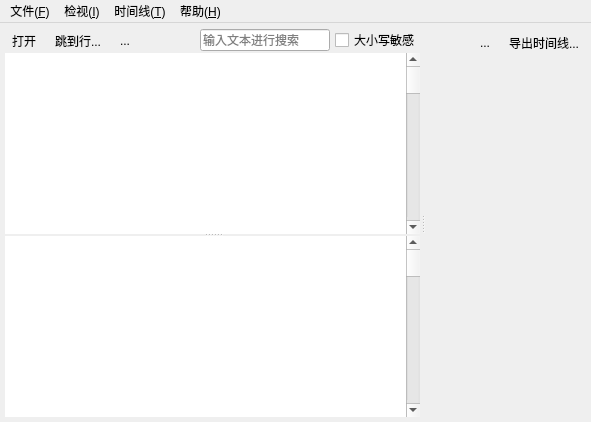
Above: src/mainwindow.ui from compilelife/loginsight before the change. Below: the same form after it.
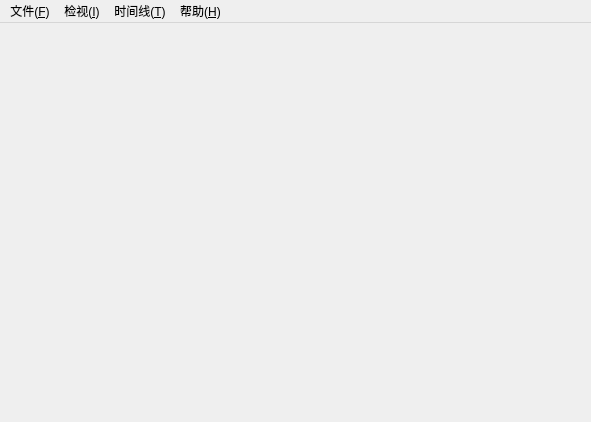
That is the form after the change. Icons and pictures are not drawn. Custom widgets are drawn as their Qt base class.

Commit message: 用代码编写界面

Patch:
```diff
--- a/src/mainwindow.ui
+++ b/src/mainwindow.ui
@@ -27,288 +27,6 @@
     <property name="bottomMargin">
      <number>5</number>
     </property>
-    <item>
-     <widget class="QSplitter" name="timeLineSplitter">
-      <property name="orientation">
-       <enum>Qt::Horizontal</enum>
-      </property>
-      <property name="handleWidth">
-       <number>5</number>
-      </property>
-      <widget class="QWidget" name="layoutWidget">
-       <layout class="QVBoxLayout" name="verticalLayout">
-        <property name="spacing">
-         <number>0</number>
-        </property>
-        <item>
-         <layout class="QHBoxLayout" name="horizontalLayout">
-          <property name="spacing">
-           <number>5</number>
-          </property>
-          <item>
-           <widget class="QToolButton" name="openAction">
-            <property name="toolTip">
-             <string>打开日志文件</string>
-            </property>
-            <property name="text">
-             <string>打开</string>
-            </property>
-            <property name="icon">
-             <iconset resource="res.qrc">
-              <normaloff>:/res/img/open.png</normaloff>:/res/img/open.png</iconset>
-            </property>
-            <property name="autoRaise">
-             <bool>true</bool>
-            </property>
-            <property name="arrowType">
-             <enum>Qt::NoArrow</enum>
-            </property>
-           </widget>
-          </item>
-          <item>
-           <widget class="QToolButton" name="gotoLineAction">
-            <property name="toolTip">
-             <string>定位到行</string>
-            </property>
-            <property name="text">
-             <string>跳到行...</string>
-            </property>
-            <property name="icon">
-             <iconset resource="res.qrc">
-              <normaloff>:/res/img/locate.png</normaloff>:/res/img/locate.png</iconset>
-            </property>
-            <property name="autoRaise">
-             <bool>true</bool>
-            </property>
-           </widget>
-          </item>
-          <item>
-           <widget class="QToolButton" name="filterAction">
-            <property name="toolTip">
-             <string>过滤日志</string>
-            </property>
-            <property name="text">
-             <string>...</string>
-            </property>
-            <property name="icon">
-             <iconset resource="res.qrc">
-              <normaloff>:/res/img/filter.png</normaloff>:/res/img/filter.png</iconset>
-            </property>
-            <property name="autoRaise">
-             <bool>true</bool>
-            </property>
-           </widget>
-          </item>
-          <item>
-           <widget class="QToolButton" name="navBackAction">
-            <property name="toolTip">
-             <string>后退</string>
-            </property>
-            <property name="icon">
-             <iconset resource="res.qrc">
-              <normaloff>:/res/img/left.png</normaloff>:/res/img/left.png</iconset>
-            </property>
-            <property name="autoRaise">
-             <bool>true</bool>
-            </property>
-           </widget>
-          </item>
-          <item>
-           <widget class="QToolButton" name="navAheadAction">
-            <property name="toolTip">
-             <string>前进</string>
-            </property>
-            <property name="icon">
-             <iconset resource="res.qrc">
-              <normaloff>:/res/img/right.png</normaloff>:/res/img/right.png</iconset>
-            </property>
-            <property name="autoRaise">
-             <bool>true</bool>
-            </property>
-           </widget>
-          </item>
-          <item>
-           <widget class="SearchEdit" name="searchEdit">
-            <property name="placeholderText">
-             <string>输入文本进行搜索</string>
-            </property>
-            <property name="clearButtonEnabled">
-             <bool>false</bool>
-            </property>
-           </widget>
-          </item>
-          <item>
-           <widget class="QCheckBox" name="caseSensitivityCheckBox">
-            <property name="text">
-             <string>大小写敏感</string>
-            </property>
-            <property name="iconSize">
-             <size>
-              <width>18</width>
-              <height>18</height>
-             </size>
-            </property>
-           </widget>
-          </item>
-         </layout>
-        </item>
-        <item>
-         <widget class="QSplitter" name="logSplitter">
-          <property name="frameShape">
-           <enum>QFrame::NoFrame</enum>
-          </property>
-          <property name="orientation">
-           <enum>Qt::Vertical</enum>
-          </property>
-          <property name="opaqueResize">
-           <bool>true</bool>
-          </property>
-          <property name="handleWidth">
-           <number>2</number>
-          </property>
-          <widget class="QWidget" name="layoutWidget">
-           <layout class="QHBoxLayout" name="logContainer">
-            <property name="spacing">
-             <number>0</number>
-            </property>
-            <item>
-             <widget class="LogTextEdit" name="logEdit">
-              <property name="frameShape">
-               <enum>QFrame::NoFrame</enum>
-              </property>
-              <property name="frameShadow">
-               <enum>QFrame::Raised</enum>
-              </property>
-             </widget>
-            </item>
-            <item>
-             <widget class="QScrollBar" name="logEditVBar">
-              <property name="orientation">
-               <enum>Qt::Vertical</enum>
-              </property>
-             </widget>
-            </item>
-           </layout>
-          </widget>
-          <widget class="QWidget" name="layoutWidget">
-           <layout class="QHBoxLayout" name="subLogContainer">
-            <property name="spacing">
-             <number>0</number>
-            </property>
-            <item>
-             <widget class="LogTextEdit" name="subLogEdit">
-              <property name="sizePolicy">
-               <sizepolicy hsizetype="Expanding" vsizetype="Expanding">
-                <horstretch>0</horstretch>
-                <verstretch>0</verstretch>
-               </sizepolicy>
-              </property>
-              <property name="frameShape">
-               <enum>QFrame::NoFrame</enum>
-              </property>
-              <property name="frameShadow">
-               <enum>QFrame::Plain</enum>
-              </property>
-             </widget>
-            </item>
-            <item>
-             <widget class="QScrollBar" name="subLogEditVBar">
-              <property name="sizePolicy">
-               <sizepolicy hsizetype="Fixed" vsizetype="Minimum">
-                <horstretch>0</horstretch>
-                <verstretch>0</verstretch>
-               </sizepolicy>
-              </property>
-              <property name="orientation">
-               <enum>Qt::Vertical</enum>
-              </property>
-             </widget>
-            </item>
-           </layout>
-          </widget>
-         </widget>
-        </item>
-       </layout>
-      </widget>
-      <widget class="QWidget" name="layoutWidget">
-       <layout class="QVBoxLayout" name="verticalLayout_2" stretch="0,1">
-        <property name="spacing">
-         <number>0</number>
-        </property>
-        <property name="topMargin">
-         <number>0</number>
-        </property>
-        <item>
-         <layout class="QHBoxLayout" name="horizontalLayout_2">
-          <property name="spacing">
-           <number>5</number>
-          </property>
-          <property name="topMargin">
-           <number>2</number>
-          </property>
-          <property name="bottomMargin">
-           <number>2</number>
-          </property>
-          <item>
-           <spacer name="horizontalSpacer">
-            <property name="orientation">
-             <enum>Qt::Horizontal</enum>
-            </property>
-            <property name="sizeHint" stdset="0">
-             <size>
-              <width>40</width>
-              <height>20</height>
-             </size>
-            </property>
-           </spacer>
-          </item>
-          <item>
-           <widget class="QToolButton" name="clipboardAction">
-            <property name="text">
-             <string>...</string>
-            </property>
-            <property name="icon">
-             <iconset resource="res.qrc">
-              <normaloff>:/res/img/clipboard.png</normaloff>:/res/img/clipboard.png</iconset>
-            </property>
-            <property name="autoRaise">
-             <bool>true</bool>
-            </property>
-           </widget>
-          </item>
-          <item>
-           <widget class="QToolButton" name="exportTimeLineAction">
-            <property name="toolTip">
-             <string>导出时间线到图片</string>
-            </property>
-            <property name="text">
-             <string>导出时间线...</string>
-            </property>
-            <property name="icon">
-             <iconset resource="res.qrc">
-              <normaloff>:/res/img/export.png</normaloff>:/res/img/export.png</iconset>
-            </property>
-            <property name="autoRaise">
-             <bool>true</bool>
-            </property>
-           </widget>
-          </item>
-         </layout>
-        </item>
-        <item>
-         <widget class="TimeLine" name="timeLine" native="true">
-          <property name="sizePolicy">
-           <sizepolicy hsizetype="Preferred" vsizetype="Preferred">
-            <horstretch>0</horstretch>
-            <verstretch>0</verstretch>
-           </sizepolicy>
-          </property>
-         </widget>
-        </item>
-       </layout>
-      </widget>
-     </widget>
-    </item>
    </layout>
   </widget>
   <widget class="QMenuBar" name="menuBar">
@@ -510,26 +228,6 @@
    </property>
   </action>
  </widget>
- <customwidgets>
-  <customwidget>
-   <class>LogTextEdit</class>
-   <extends>QTextEdit</extends>
-   <header>logtextedit.h</header>
-  </customwidget>
-  <customwidget>
-   <class>TimeLine</class>
-   <extends>QWidget</extends>
-   <header>timeline.h</header>
-   <container>1</container>
-  </customwidget>
-  <customwidget>
-   <class>SearchEdit</class>
-   <extends>QLineEdit</extends>
-   <header>searchedit.h</header>
-  </customwidget>
- </customwidgets>
- <resources>
-  <include location="res.qrc"/>
- </resources>
+ <resources/>
  <connections/>
 </ui>
```
The commit also changes 4 other files.
